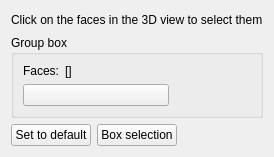
southseact-3d/fcd, file src/Mod/Part/Gui/TaskFaceColors.ui: the form before one commit.
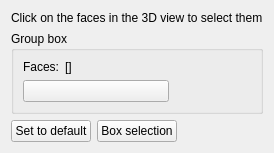
The form after the commit. Custom widgets are drawn as their Qt base class.

Commit message:
[Part] fix TaskFaceColors dialog
fixes these issues:
- the actual or chosen color is never displayed in the dialog's color button (it was there but with zero transparency)
- after a color has been set one does not see it (because the changed faces were still highlighted and got the highlight color)

Patch:
```diff
--- a/src/Mod/Part/Gui/TaskFaceColors.ui
+++ b/src/Mod/Part/Gui/TaskFaceColors.ui
@@ -7,7 +7,7 @@
     <x>0</x>
     <y>0</y>
     <width>247</width>
-    <height>157</height>
+    <height>143</height>
    </rect>
   </property>
   <property name="windowTitle">
```
The commit also changes 2 other files.
